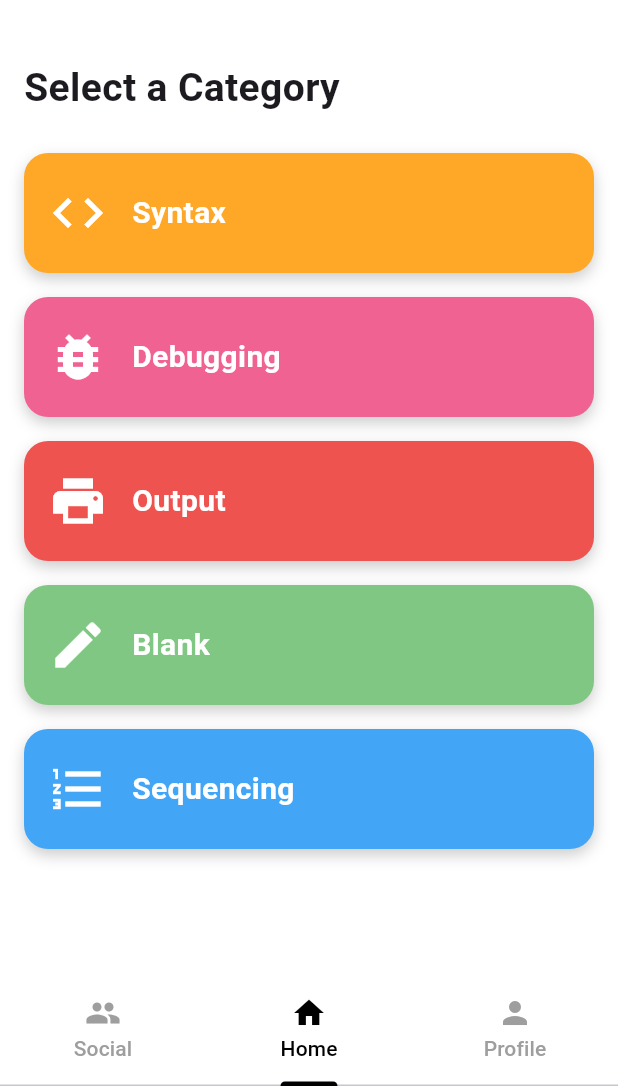
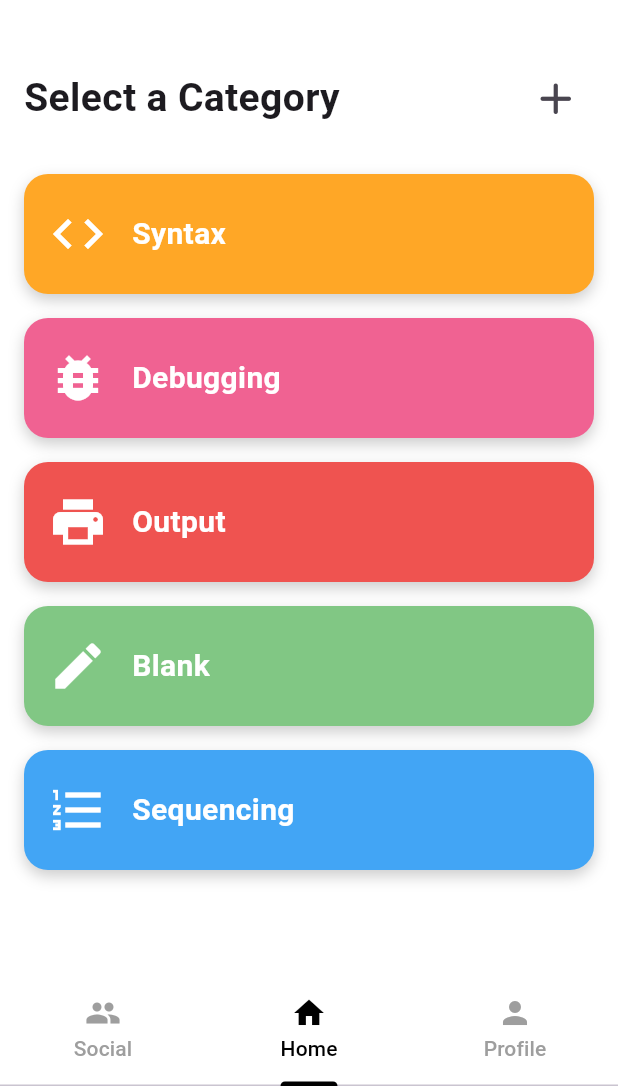
Before and after one commit to IngyoKim/Code_Ground, a Flutter app: the screen it shows once a user with an empty profile is signed in, on a phone screen of 412 x 824 dp, the part 150-1236 px from its top. Run offline on Flutter 3.47's test engine with Material 3 defaults, Android fonts, the phone set to English and light mode, and no system bars; our stand-ins replace cloud_firestore, firebase_auth, firebase_core, firebase_database, fluttertoast, google_sign_in and 1 more; missing offline and left inert: kakao_flutter_sdk, kakao_flutter_sdk_user; accounts and stored records are empty; generated files the repository leaves out were written again.

Commit message:
feat: add icon button
navigate to add_question_page.dart

```diff
--- a/lib/src/pages/features/home_page.dart
+++ b/lib/src/pages/features/home_page.dart
@@ -1,3 +1,4 @@
+import 'package:code_ground/src/pages/questions/add_question_page.dart';
 import 'package:flutter/material.dart';
 import 'package:provider/provider.dart';
 import 'package:code_ground/src/view_models/category_view_model.dart';
@@ -49,14 +50,36 @@ class HomePage extends StatelessWidget {
             const SizedBox(height: 20),
 
             // "Select a Category" - Fixed position
-            const Padding(
-              padding: EdgeInsets.symmetric(horizontal: 16.0),
-              child: Text(
-                'Select a Category',
-                style: TextStyle(
-                  fontSize: 26,
-                  fontWeight: FontWeight.w600,
-                ),
+            Padding(
+              padding: const EdgeInsets.symmetric(horizontal: 16.0),
+              child: Row(
+                children: <Widget>[
+                  const Text(
+                    'Select a Category',
+                    style: TextStyle(
+                      fontSize: 26,
+                      fontWeight: FontWeight.w600,
+                    ),
+                  ),
+                  Expanded(
+                    child: Container(),
+                  ),
+                  IconButton(
+                    icon: const Icon(
+                      Icons.add_rounded,
+                      fill: 1,
+                      size: 35,
+                    ),
+                    onPressed: () {
+                      Navigator.push(
+                        context,
+                        MaterialPageRoute(
+                          builder: (context) => const AddQuestionPage(),
+                        ),
+                      );
+                    },
+                  )
+                ],
               ),
             ),
             const SizedBox(height: 25),
--- a/lib/src/pages/main_page.dart
+++ b/lib/src/pages/main_page.dart
@@ -1,11 +1,11 @@
-import 'package:code_ground/src/pages/features/home_page.dart';
-import 'package:code_ground/src/view_models/progress_view_model.dart';
 import 'package:flutter/material.dart';
 import 'package:provider/provider.dart';
 
 import 'package:code_ground/src/pages/features/quiz_page.dart';
+import 'package:code_ground/src/pages/features/home_page.dart';
 import 'package:code_ground/src/pages/features/profile_page.dart';
 import 'package:code_ground/src/view_models/user_view_model.dart';
+import 'package:code_ground/src/view_models/progress_view_model.dart';
 
 class MainPage extends StatefulWidget {
   const MainPage({super.key});
```
